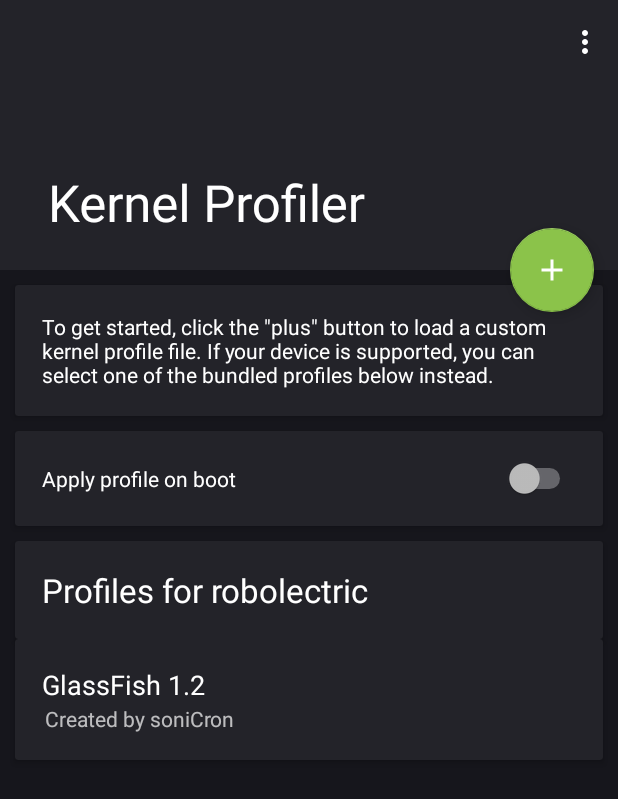
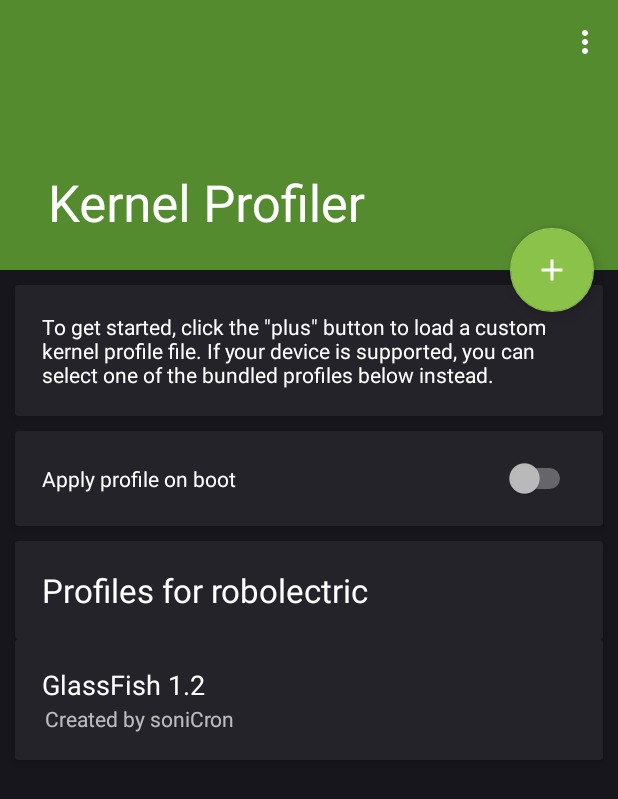
Before and after one commit to frap129/KernelProfiler, an Android app: the screen it shows after launch (MainActivity), on a phone screen of 412 x 824 dp. Shown: the top 799 px of the screen. Run offline under Robolectric (Android 15) with nearby library versions, the phone set to English and light mode, and no system bars; libraries missing offline, so code that uses them is left out: eu.chainfire.libsuperuser; 1 statement that could not run was skipped.

Commit message:
Update theme again
Signed-off-by: Joe Maples <joe@frap129.org>

```diff
--- a/app/src/main/res/values/colors.xml
+++ b/app/src/main/res/values/colors.xml
@@ -1,7 +1,9 @@
 <?xml version="1.0" encoding="utf-8"?>
 <resources>
-    <color name="colorPrimary">#232329</color>
-    <color name="colorPrimaryDark">#16161C</color>
+    <color name="colorPrimary">#558b2f</color>
+    <color name="colorPrimaryDark">#33691e</color>
+    <color name="colorSecondary">#232329</color>
+    <color name="colorSecondaryDark">#16161C</color>
     <color name="colorAccent">#8bc34a</color>
-    <color name="splash_background">@color/colorPrimary</color>
+    <color name="splash_background">@color/colorSecondary</color>
 </resources>
--- a/app/src/main/res/values/styles.xml
+++ b/app/src/main/res/values/styles.xml
@@ -6,9 +6,8 @@
         <item name="colorPrimary">@color/colorPrimary</item>
         <item name="colorPrimaryDark">@color/colorPrimaryDark</item>
         <item name="colorAccent">@color/colorAccent</item>
-        <item name="android:colorBackgroundFloating">@color/colorPrimary</item>
-        <item name="android:colorBackground">@color/colorPrimaryDark</item>
-        <item name="android:statusBarColor">@color/colorPrimary</item>
+        <item name="android:colorBackgroundFloating">@color/colorSecondary</item>
+        <item name="android:colorBackground">@color/colorSecondaryDark</item>
     </style>
 
     <style name="AppTheme.NoActionBar">
```
